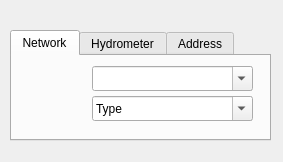
Above: search/ui/search_plus_dialog.ui from Giswater/giswater_qgis_plugin before the change. Below: the same form after it.
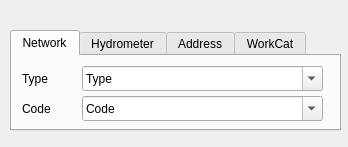
That is the form after the change.

```diff
--- a/search/ui/search_plus_dialog.ui
+++ b/search/ui/search_plus_dialog.ui
@@ -6,23 +6,20 @@
    <rect>
     <x>0</x>
     <y>0</y>
-    <width>283</width>
-    <height>162</height>
+    <width>348</width>
+    <height>147</height>
    </rect>
   </property>
   <property name="windowTitle">
    <string>Search plus</string>
   </property>
-  <property name="autoFillBackground">
-   <bool>true</bool>
-  </property>
   <widget class="QTabWidget" name="tab_main">
    <property name="geometry">
     <rect>
      <x>10</x>
      <y>30</y>
-     <width>261</width>
-     <height>111</height>
+     <width>331</width>
+     <height>101</height>
     </rect>
    </property>
    <property name="currentIndex">
@@ -35,22 +32,27 @@
     <widget class="QComboBox" name="network_code">
      <property name="geometry">
       <rect>
-       <x>80</x>
-       <y>10</y>
-       <width>161</width>
+       <x>70</x>
+       <y>40</y>
+       <width>241</width>
        <height>25</height>
       </rect>
      </property>
      <property name="editable">
       <bool>true</bool>
      </property>
+     <item>
+      <property name="text">
+       <string>Code</string>
+      </property>
+     </item>
     </widget>
     <widget class="QComboBox" name="network_geom_type">
      <property name="geometry">
       <rect>
-       <x>80</x>
-       <y>40</y>
-       <width>161</width>
+       <x>70</x>
+       <y>10</y>
+       <width>241</width>
        <height>25</height>
       </rect>
      </property>
@@ -63,6 +65,32 @@
       </property>
      </item>
     </widget>
+    <widget class="QLabel" name="label">
+     <property name="geometry">
+      <rect>
+       <x>10</x>
+       <y>15</y>
+       <width>61</width>
+       <height>16</height>
+      </rect>
+     </property>
+     <property name="text">
+      <string>Type</string>
+     </property>
+    </widget>
+    <widget class="QLabel" name="label_2">
+     <property name="geometry">
+      <rect>
+       <x>10</x>
+       <y>45</y>
+       <width>61</width>
+       <height>16</height>
+      </rect>
+     </property>
+     <property name="text">
+      <string>Code</string>
+     </property>
+    </widget>
    </widget>
    <widget class="QWidget" name="tab_hydrometer">
     <attribute name="title">
@@ -172,6 +200,29 @@
      </property>
     </widget>
    </widget>
+   <widget class="QWidget" name="tab">
+    <attribute name="title">
+     <string>WorkCat</string>
+    </attribute>
+    <widget class="QComboBox" name="workcat_id">
+     <property name="geometry">
+      <rect>
+       <x>30</x>
+       <y>20</y>
+       <width>281</width>
+       <height>25</height>
+      </rect>
+     </property>
+     <property name="editable">
+      <bool>true</bool>
+     </property>
+     <item>
+      <property name="text">
+       <string>WorkCat</string>
+      </property>
+     </item>
+    </widget>
+   </widget>
   </widget>
  </widget>
  <resources/>
```
Left out of the diff: 78 changed lines with no effect on the pictures.
